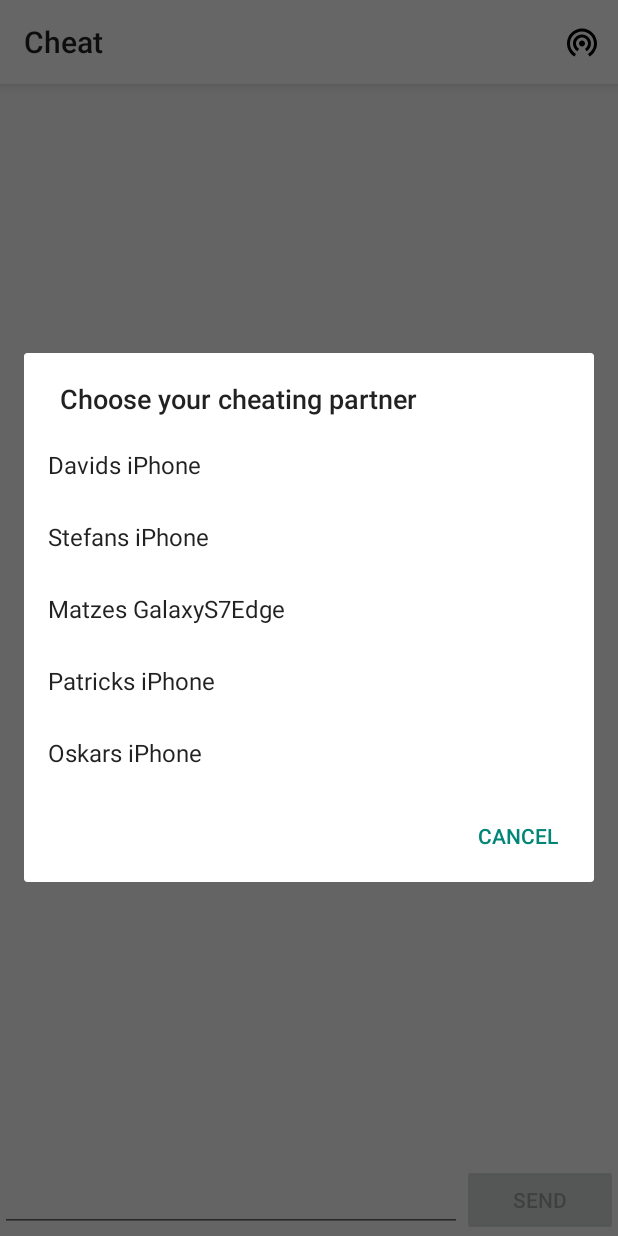
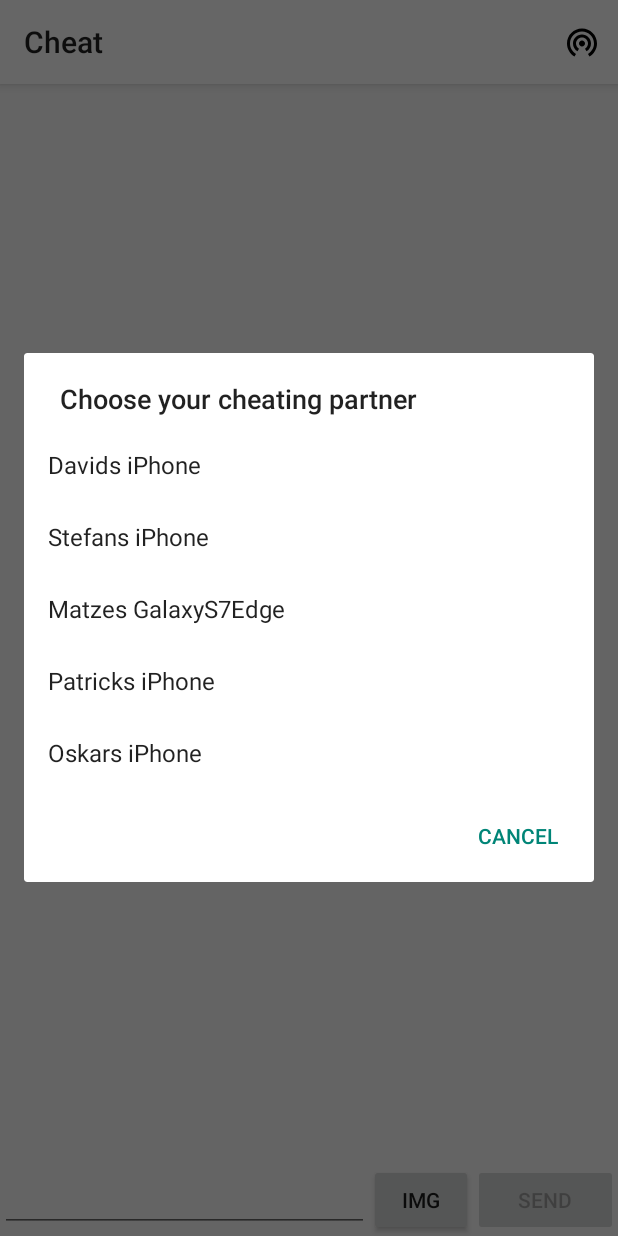
Before and after one commit to sw19-tug/morning10, an Android app: the screen it shows after launch (MainActivity), after a tap on "connect", on a phone screen of 412 x 824 dp. Run offline under Robolectric (Android 15) with nearby library versions, the phone set to English and light mode, and no system bars.

Commit message:
CHEAT_012_001 add button to send image [OP,SM]

```diff
--- a/app/src/main/res/layout/activity_main.xml
+++ b/app/src/main/res/layout/activity_main.xml
@@ -37,10 +37,16 @@
             android:layout_width="0dp"
             android:layout_height="wrap_content"
             android:layout_margin="0dp"
-            android:layout_weight="10"
+            android:layout_weight="9"
             android:text=""
             tools:ignore="ButtonStyle" />
-
+        <Button
+            android:id="@+id/bt_sendImage"
+            style="@style/Widget.AppCompat.Button"
+            android:layout_width="42dp"
+            android:layout_height="wrap_content"
+            android:layout_weight="1"
+            android:text="Img" />
         <Button
             android:id="@+id/bt_send"
             style="@style/Widget.AppCompat.Button"
```
